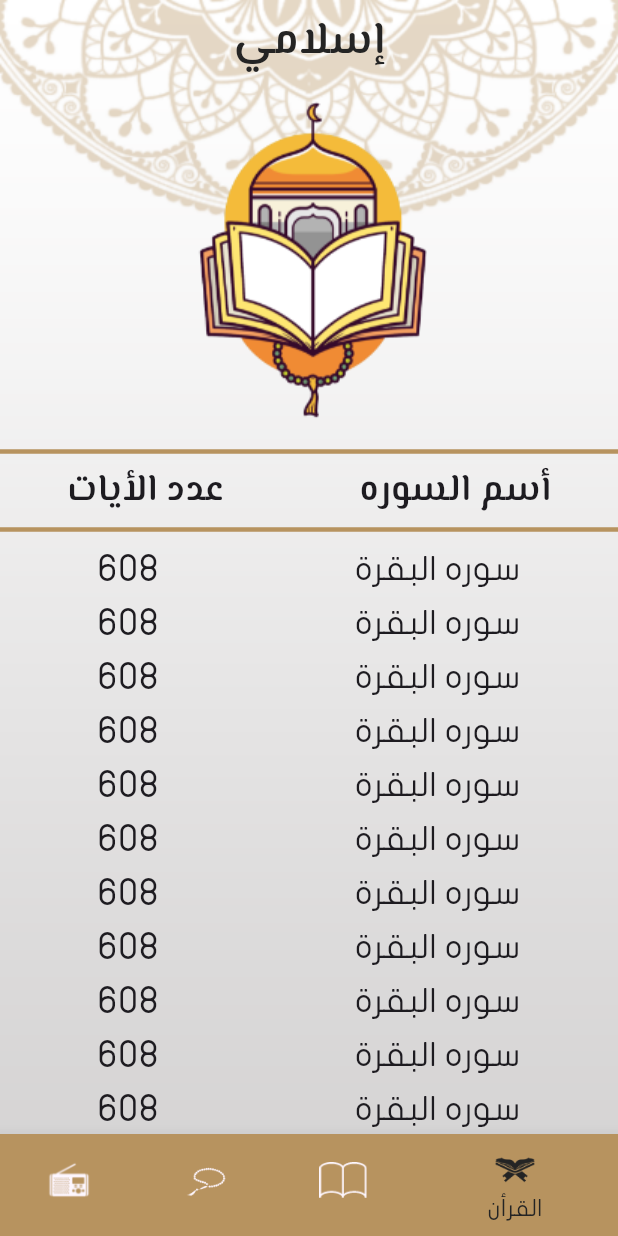
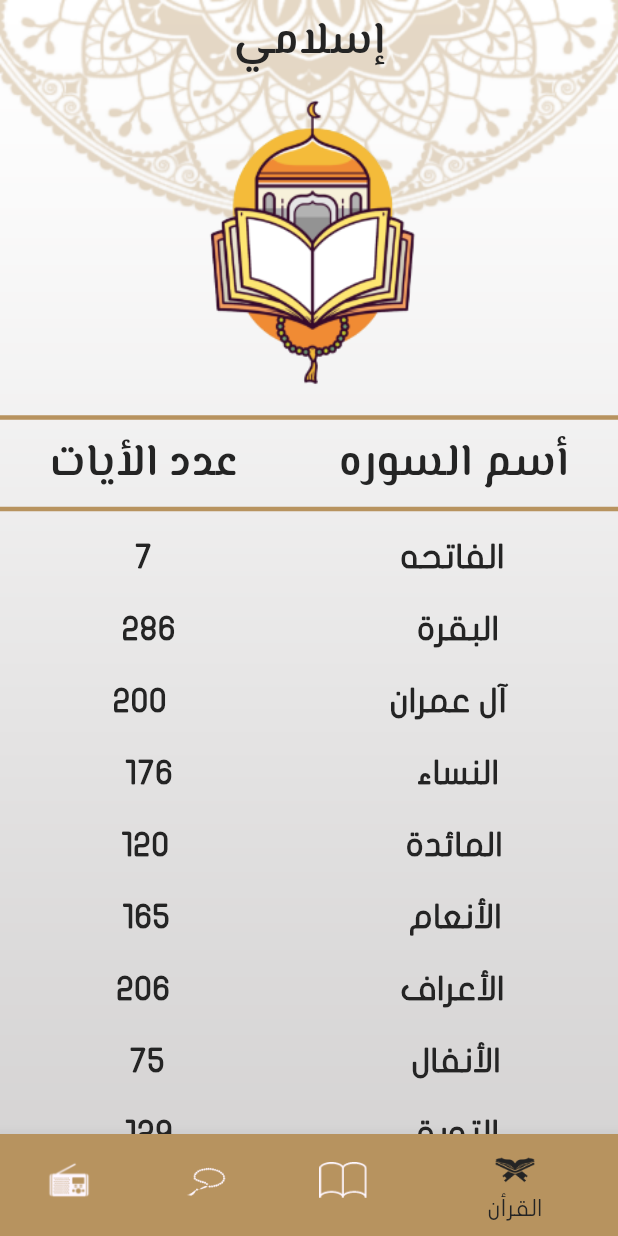
Before and after one commit to MayadaMansour/Islamy_Project, a Flutter app: the screen it shows after launch, on a phone screen of 412 x 824 dp. Run offline on Flutter 3.47's test engine with Material 3 defaults, Android fonts, the phone set to English and light mode, and no system bars.

```diff
--- a/assets/files/ahadeth.txt
+++ b/assets/files/ahadeth.txt
@@ -225,4 +225,3 @@
 الحديث الخمسون
 عن عبد الله بن بسر قال : أتي النبي صلى الله عليه وسلم رجل ، فقال : يا رسول الله إن شرائع الإسلام قد كثرت علينا ، فباب نتمسك به جامع ؟ قال : ( لا يزال لسانك رطبا من ذكر الله عز وجل ) .
 رواه أحمد [ رقم : 188 و 190 ] .
-#
--- a/lib/main.dart
+++ b/lib/main.dart
@@ -1,5 +1,8 @@
 import 'package:flutter/material.dart';
 import 'package:islamy/ui/board/board_screen.dart';
+import 'package:islamy/ui/home/hadeth_page/hadeth_details_screen.dart';
+import 'package:islamy/ui/home/home_screen.dart';
+import 'package:islamy/ui/home/quran_page/sura_details_screen.dart';
 import 'package:islamy/utils/theme/theme.dart';
 
 void main() {
@@ -18,7 +21,14 @@ class MyApp extends StatelessWidget {
       child: MaterialApp(
         debugShowCheckedModeBanner: false,
         theme: MyThemeData.lightMode,
-        home: const BoardScreen(),
+        initialRoute: SplashScreen.routeName,
+        routes: {
+          SplashScreen.routeName: (context) => SplashScreen(),
+          HomeScreen.routeName: (context) => HomeScreen(),
+          SuraDetailsScreen.routeName: (context) => SuraDetailsScreen(),
+          HadethDetailsScreen.routeName: (context) => HadethDetailsScreen(),
+        },
+        home: const SplashScreen(),
       ),
     );
   }
--- /dev/null
+++ b/lib/ui/home/hadeth_page/hadeth_model.dart
@@ -0,0 +1,6 @@
+class HadethData {
+  String title;
+  List<String> contant;
+
+  HadethData({required this.title, required this.contant});
+}
--- a/lib/ui/home/home_screen.dart
+++ b/lib/ui/home/home_screen.dart
@@ -8,6 +8,8 @@ import 'hadeth_page/hadeth.dart';
 
 class HomeScreen extends StatefulWidget {
   const HomeScreen({super.key});
+
+  static const String routeName = "Home_screen";
 
   @override
   State<HomeScreen> createState() => _HomeScreenState();
--- /dev/null
+++ b/lib/ui/home/quran_page/item_sura_text.dart
@@ -0,0 +1,25 @@
+import 'package:flutter/material.dart';
+import 'package:islamy/ui/home/quran_page/sura_details_screen.dart';
+import 'package:islamy/ui/home/quran_page/sura_model.dart';
+
+class SuraTextName extends StatelessWidget {
+  SuraTextName({super.key, required this.suraName, required this.index});
+
+  String suraName;
+  int index;
+
+  @override
+  Widget build(BuildContext context) {
+    return TextButton(
+      onPressed: () {
+        Navigator.of(context).pushNamed(SuraDetailsScreen.routeName,
+            arguments: SuraData(name: suraName, index: index));
+      },
+      child: Text(
+        suraName,
+        textAlign: TextAlign.center,
+        style: Theme.of(context).textTheme.bodyMedium,
+      ),
+    );
+  }
+}
--- a/lib/ui/home/quran_page/quran.dart
+++ b/lib/ui/home/quran_page/quran.dart
@@ -1,5 +1,7 @@
 import 'package:flutter/material.dart';
 import 'package:islamy/utils/color_resource/color_resources.dart';
+
+import 'item_sura_text.dart';
 
 class QuranScreen extends StatelessWidget {
   QuranScreen({super.key});
@@ -239,11 +241,12 @@ class QuranScreen extends StatelessWidget {
 
   @override
   Widget build(BuildContext context) {
-    return Center(
-      child: Column(
+    return Column(
       children: [
-          Image.asset(
+        Expanded(
+          child: Image.asset(
             "assets/images/qur2an_screen_logo.png",
+          ),
         ),
         const SizedBox(
           height: 10,
@@ -252,16 +255,16 @@ class QuranScreen extends StatelessWidget {
           color: ColorResources.primaryLightColor,
           thickness: 3,
         ),
-          const Row(
+        Row(
           mainAxisAlignment: MainAxisAlignment.spaceAround,
           children: [
             Text(
               "عدد الأيات",
-                style: TextStyle(fontFamily: "ElMessiri", fontSize: 25),
+              style: Theme.of(context).textTheme.bodyLarge,
             ),
             Text(
               "أسم السوره",
-                style: TextStyle(fontFamily: "ElMessiri", fontSize: 25),
+              style: Theme.of(context).textTheme.bodyLarge,
             ),
           ],
         ),
@@ -270,26 +273,26 @@ class QuranScreen extends StatelessWidget {
           thickness: 3,
         ),
         Expanded(
+          flex: 2,
           child: ListView.builder(
             scrollDirection: Axis.vertical,
-              itemBuilder: (BuildContext context, int index) => const Row(
+            itemBuilder: (BuildContext context, int index) => Row(
               mainAxisAlignment: MainAxisAlignment.spaceAround,
               children: [
-                  Text(
-                    "608",
-                    style: TextStyle(fontFamily: "Flat", fontSize: 25),
+                SuraTextName(
+                  suraName: versesNumber[index].toString(),
+                  index: index,
                 ),
-                  Text(
-                    "سوره البقرة",
-                    style: TextStyle(fontFamily: "Flat", fontSize: 22),
+                SuraTextName(
+                  suraName: (suraNames[index]),
+                  index: index,
                 ),
               ],
             ),
-              itemCount: 20,
+            itemCount: suraNames.length,
           ),
         ),
       ],
-      ),
     );
   }
 }
--- /dev/null
+++ b/lib/ui/home/quran_page/sura_model.dart
@@ -0,0 +1,6 @@
+class SuraData {
+  String name;
+  int index;
+
+  SuraData({required this.name, required this.index});
+}
--- a/lib/utils/theme/theme.dart
+++ b/lib/utils/theme/theme.dart
@@ -21,11 +21,22 @@ class MyThemeData{
       unselectedIconTheme: const IconThemeData(size: 32),
     ),
     textTheme: TextTheme(
-        bodyLarge: TextStyle(
-            color: ColorResources.blackText,
-            fontWeight: FontWeight.bold,
-            fontSize: 30,
-            fontFamily: "ElMessiri")),
+      bodyLarge: TextStyle(
+          color: ColorResources.blackText,
+          fontWeight: FontWeight.bold,
+          fontSize: 30,
+          fontFamily: "ElMessiri"),
+      bodyMedium: TextStyle(
+          color: ColorResources.blackText,
+          fontWeight: FontWeight.w700,
+          fontSize: 22,
+          fontFamily: "Flat"),
+      bodySmall: TextStyle(
+          color: ColorResources.blackText,
+          fontWeight: FontWeight.w700,
+          fontSize: 20,
+          fontFamily: "Flat"),
+    ),
   );
 
 }
```
Also changed, not shown: lib/ui/board/board_screen.dart (+6 -4 lines), lib/ui/home/hadeth_page/hadeth.dart (+59 -14 lines), lib/ui/home/hadeth_page/hadeth_details_screen.dart (added, +71 -0 lines), lib/ui/home/hadeth_page/item_hadeth_details.dart (added, +19 -0 lines), lib/ui/home/hadeth_page/item_hadeth_text.dart (added, +27 -0 lines), lib/ui/home/quran_page/item_sura_details.dart (added, +20 -0 lines), lib/ui/home/quran_page/sura_details_screen.dart (added, +109 -0 lines), lib/ui/home/radio_page/radio.dart (+6 -5 lines), lib/ui/home/sebha_page/sebha.dart (+24 -8 lines). Lines whose indentation alone changed are shown as unchanged.
